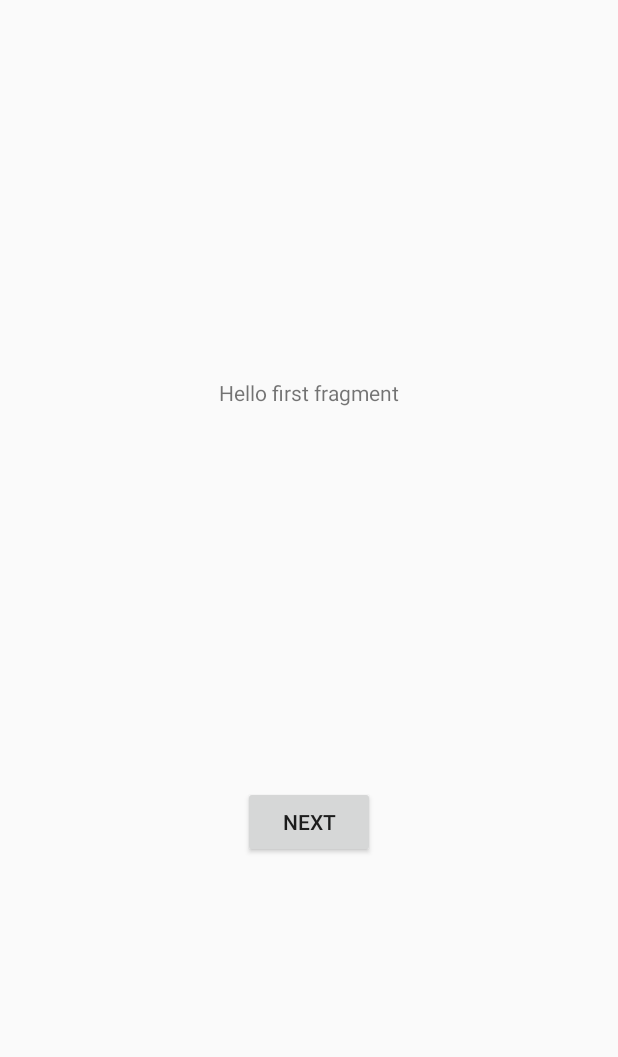
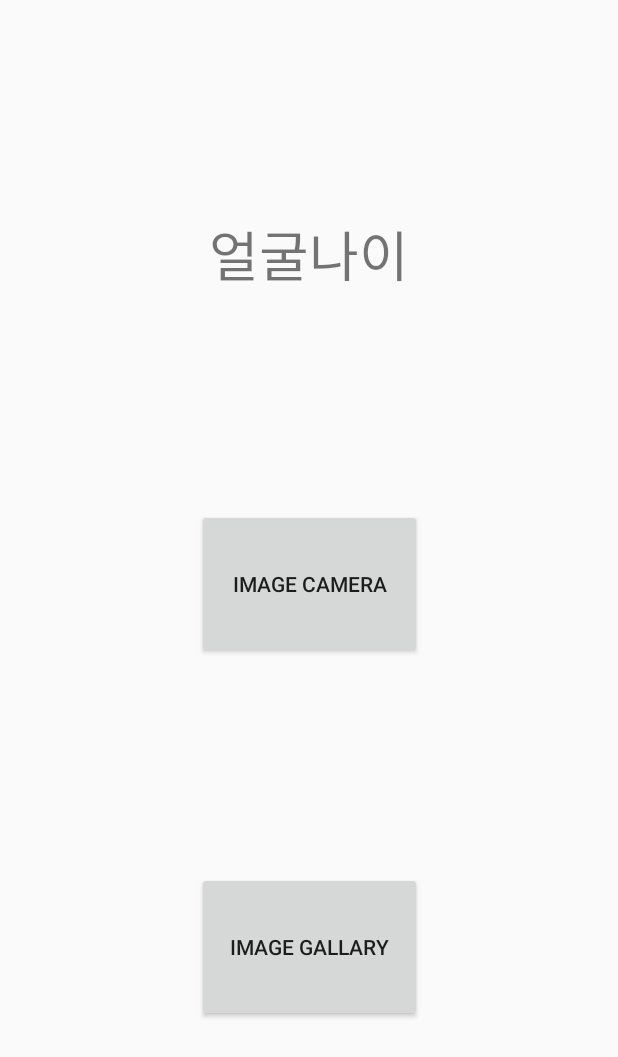
Before and after one commit to minwookH/FaceAiProject, an Android app: the screen it shows after launch (MainActivity), on a phone screen of 412 x 824 dp. Shown: the top 1057 px of the screen. Run offline under Robolectric (Android 15) with nearby library versions, the phone set to English and light mode, and no system bars; our stand-ins replace data binding; libraries missing offline, so code that uses them is left out: com.tedpark.tedpermission, gun0912.tedimagepicker.builder; pictures from the network do not load.

Commit message:
camera, gallary 추가 진행중

```diff
--- /dev/null
+++ b/app/src/main/java/com/minwook/faceaiproject/ui/MainFragment.kt
@@ -0,0 +1,120 @@
+package com.minwook.faceaiproject.ui
+
+import android.Manifest
+import android.annotation.SuppressLint
+import android.content.Intent
+import android.net.Uri
+import android.os.Bundle
+import android.provider.MediaStore
+import androidx.fragment.app.Fragment
+import android.view.LayoutInflater
+import android.view.View
+import android.view.ViewGroup
+import android.widget.Button
+import androidx.core.content.FileProvider
+import androidx.navigation.fragment.findNavController
+import com.minwook.faceaiproject.R
+import com.minwook.faceaiproject.utils.Utill
+import com.tedpark.tedpermission.rx2.TedRx2Permission
+import gun0912.tedimagepicker.builder.TedImagePicker
+import gun0912.tedimagepicker.builder.type.MediaType
+import kotlinx.android.synthetic.main.fragment_main.*
+import java.io.File
+import java.io.IOException
+
+class MainFragment : Fragment() {
+    private val RESULT_CAMERA_FINISH = 5000
+    private var picturePath: String? = null
+    private var imageUri: Uri? = null
+
+    override fun onCreateView(
+        inflater: LayoutInflater, container: ViewGroup?,
+        savedInstanceState: Bundle?
+    ): View? {
+        // Inflate the layout for this fragment
+        return inflater.inflate(R.layout.fragment_main, container, false)
+    }
+
+    override fun onViewCreated(view: View, savedInstanceState: Bundle?) {
+        super.onViewCreated(view, savedInstanceState)
+
+        bt_load_camera.setOnClickListener {
+                TedRx2Permission.with(context)
+                    .setRationaleTitle("R.string.rationale_title")
+                    .setRationaleMessage("R.string.rationale_message") // "we need permission for read contact and find your location"
+                    .setPermissions(Manifest.permission.CAMERA, Manifest.permission.READ_EXTERNAL_STORAGE, Manifest.permission.WRITE_EXTERNAL_STORAGE)
+                    .request()
+                    .subscribe({
+                        if (it.isGranted) {
+                            onCamera()
+                        } else {
+                            //finish()
+                        }
+                    }, {
+
+                    })
+        }
+
+        bt_load_gallary.setOnClickListener {
+            TedRx2Permission.with(context)
+                .setRationaleTitle("R.string.rationale_title")
+                .setRationaleMessage("R.string.rationale_message") // "we need permission for read contact and find your location"
+                .setPermissions(Manifest.permission.CAMERA, Manifest.permission.READ_EXTERNAL_STORAGE, Manifest.permission.WRITE_EXTERNAL_STORAGE)
+                .request()
+                .subscribe({
+                    if (it.isGranted) {
+                        onGallery()
+                    } else {
+                        //finish()
+                    }
+                }, {
+
+                })
+        }
+    }
+
+    private fun addAttachImage(image: Uri) {
+        imageUri = image
+
+        /*val requestOptions = RequestOptions()
+        requestOptions.centerCrop()
+        requestOptions.optionalCenterCrop().transform(RoundedCorners(Utils.dpToPx(4f)))
+        Glide.with(this)
+            .load(imageUri)
+            //.transform(CenterCrop(), RoundedCornersTransformation(Utils.dpToPx(4f), 0, RoundedCornersTransformation.CornerType.ALL))
+            .into(iv_ocr_image)
+
+        cl_ocr_icon_layout.gone()
+        iv_ocr_image.visible()
+        tv_ocr_picture_next_button.isEnabled = true*/
+    }
+
+    private fun onGallery() {
+        TedImagePicker.with(requireContext())
+            .mediaType(MediaType.IMAGE)
+            .showCameraTile(false)
+            .start {
+                addAttachImage(it)
+            }
+    }
+
+    private fun onCamera() {
+        val intent = Intent(MediaStore.ACTION_IMAGE_CAPTURE)
+        var photoFile: File? = null
+        try {
+            photoFile = Utill.createImageFile()
+
+            if (photoFile != null) {
+                val photoUri = FileProvider.getUriForFile(requireContext(), requireContext().packageName, photoFile)
+
+                intent.putExtra(MediaStore.EXTRA_OUTPUT, photoUri)
+                picturePath = photoFile.absolutePath
+                startActivityForResult(intent, RESULT_CAMERA_FINISH)
+            }
+        } catch (e: IOException) {
+            //CLog.saveLog(e.localizedMessage)
+        } catch (e: Exception) {
+            //CLog.saveLog(e.localizedMessage)
+        }
+    }
+}
--- a/app/src/main/res/layout/fragment_first.xml
+++ b/app/src/main/res/layout/fragment_first.xml
@@ -6,23 +6,24 @@
     android:layout_height="match_parent"
     tools:context=".FirstFragment">
 
-    <Button
-        android:id="@+id/button_first"
+    <TextView
+        android:id="@+id/tv_main_title"
         android:layout_width="wrap_content"
         android:layout_height="wrap_content"
-        android:text="@string/next"
+        android:textSize="36sp"
+        android:text="얼굴나이"
+        app:layout_constraintBottom_toTopOf="@+id/bt_load_image"
+        app:layout_constraintEnd_toEndOf="parent"
+        app:layout_constraintStart_toStartOf="parent"
+        app:layout_constraintTop_toTopOf="parent" />
+
+    <Button
+        android:id="@+id/bt_load_image"
+        android:layout_width="150dp"
+        android:layout_height="100dp"
+        android:text="Image Load"
         app:layout_constraintBottom_toBottomOf="parent"
         app:layout_constraintEnd_toEndOf="parent"
         app:layout_constraintStart_toStartOf="parent"
-        app:layout_constraintTop_toBottomOf="@id/textview_first" />
-
-    <TextView
-        android:id="@+id/textview_first"
-        android:layout_width="wrap_content"
-        android:layout_height="wrap_content"
-        android:text="@string/hello_first_fragment"
-        app:layout_constraintBottom_toTopOf="@id/button_first"
-        app:layout_constraintEnd_toEndOf="parent"
-        app:layout_constraintStart_toStartOf="parent"
-        app:layout_constraintTop_toTopOf="parent" />
+        app:layout_constraintTop_toBottomOf="@+id/tv_main_title" />
 </androidx.constraintlayout.widget.ConstraintLayout>
--- /dev/null
+++ b/app/src/main/res/layout/fragment_main.xml
@@ -0,0 +1,42 @@
+<?xml version="1.0" encoding="utf-8"?>
+<layout xmlns:android="http://schemas.android.com/apk/res/android"
+    xmlns:app="http://schemas.android.com/apk/res-auto"
+    xmlns:tools="http://schemas.android.com/tools">
+
+    <androidx.constraintlayout.widget.ConstraintLayout
+        android:layout_width="match_parent"
+        android:layout_height="match_parent"
+        tools:context=".FirstFragment">
+
+        <TextView
+            android:id="@+id/tv_main_title"
+            android:layout_width="wrap_content"
+            android:layout_height="wrap_content"
+            android:textSize="36sp"
+            android:text="얼굴나이"
+            app:layout_constraintBottom_toTopOf="@+id/bt_load_camera"
+            app:layout_constraintEnd_toEndOf="parent"
+            app:layout_constraintStart_toStartOf="parent"
+            app:layout_constraintTop_toTopOf="parent" />
+
+        <Button
+            android:id="@+id/bt_load_camera"
+            android:layout_width="150dp"
+            android:layout_height="100dp"
+            android:text="Image Camera"
+            app:layout_constraintBottom_toTopOf="@+id/bt_load_gallary"
+            app:layout_constraintEnd_toEndOf="parent"
+            app:layout_constraintStart_toStartOf="parent"
+            app:layout_constraintTop_toBottomOf="@+id/tv_main_title" />
+
+        <Button
+            android:id="@+id/bt_load_gallary"
+            android:layout_width="150dp"
+            android:layout_height="100dp"
+            android:text="Image Gallary"
+            app:layout_constraintBottom_toBottomOf="parent"
+            app:layout_constraintEnd_toEndOf="parent"
+            app:layout_constraintStart_toStartOf="parent"
+            app:layout_constraintTop_toBottomOf="@+id/bt_load_camera" />
+    </androidx.constraintlayout.widget.ConstraintLayout>
+</layout>
--- a/app/src/main/res/navigation/nav_graph.xml
+++ b/app/src/main/res/navigation/nav_graph.xml
@@ -3,26 +3,26 @@
     xmlns:app="http://schemas.android.com/apk/res-auto"
     xmlns:tools="http://schemas.android.com/tools"
     android:id="@+id/nav_graph"
-    app:startDestination="@id/FirstFragment">
+    app:startDestination="@id/MainFragment">
 
     <fragment
-        android:id="@+id/FirstFragment"
-        android:name="com.minwook.faceaiproject.FirstFragment"
+        android:id="@+id/MainFragment"
+        android:name="com.minwook.faceaiproject.ui.MainFragment"
         android:label="@string/first_fragment_label"
-        tools:layout="@layout/fragment_first">
+        tools:layout="@layout/fragment_main">
 
         <action
-            android:id="@+id/action_FirstFragment_to_SecondFragment"
-            app:destination="@id/SecondFragment" />
+            android:id="@+id/action_MainFragment_to_FaceAgeFragment"
+            app:destination="@id/FaceAgeFragment" />
     </fragment>
     <fragment
-        android:id="@+id/SecondFragment"
-        android:name="com.minwook.faceaiproject.SecondFragment"
+        android:id="@+id/FaceAgeFragment"
+        android:name="com.minwook.faceaiproject.ui.FaceAgeFragment"
         android:label="@string/second_fragment_label"
-        tools:layout="@layout/fragment_second">
+        tools:layout="@layout/fragment_face_age">
 
         <action
-            android:id="@+id/action_SecondFragment_to_FirstFragment"
-            app:destination="@id/FirstFragment" />
+            android:id="@+id/action_FaceAgeFragment_to_MainFragment"
+            app:destination="@id/MainFragment" />
     </fragment>
 </navigation>
```
Also changed, not shown: app/src/main/java/com/minwook/faceaiproject/ui/FaceAgeFragment.kt (added, +32 -0 lines), app/src/main/java/com/minwook/faceaiproject/ui/FaceCelebrityFragment.kt (added, +32 -0 lines), app/src/main/res/layout/fragment_face_age.xml (added, +48 -0 lines), app/src/main/res/layout/fragment_face_celebrity.xml (added, +40 -0 lines).
